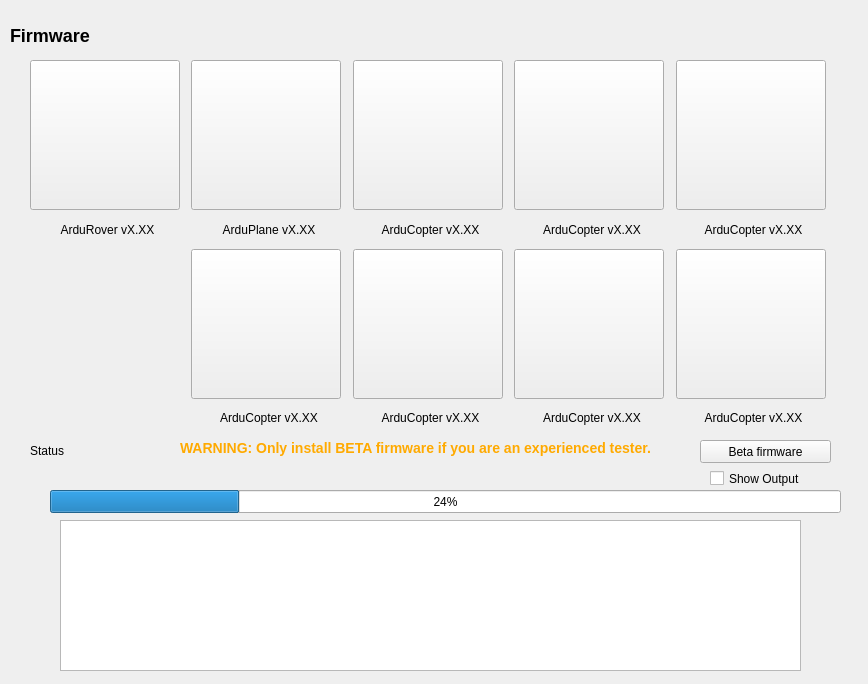
Above: src/ui/configuration/ApmFirmwareConfig.ui from mavlink/qgroundcontrol before the change. Below: the same form after it.
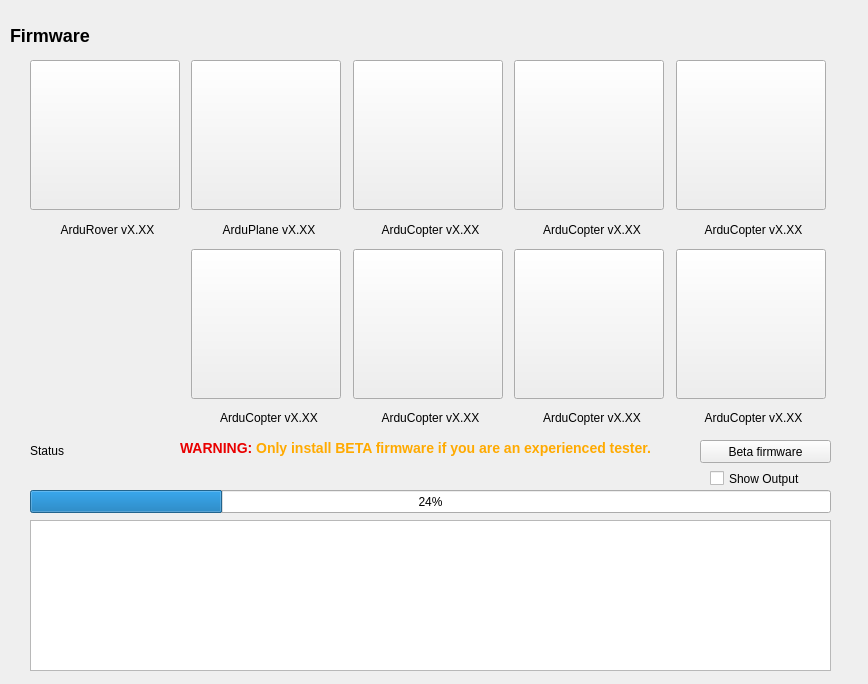
That is the form after the change. Icons and pictures are not drawn.

Commit message: Fixes component alignments and small improvements to Firmware View

The edit to the form file:
```diff
--- a/src/ui/configuration/ApmFirmwareConfig.ui
+++ b/src/ui/configuration/ApmFirmwareConfig.ui
@@ -447,9 +447,9 @@
   <widget class="QProgressBar" name="progressBar">
    <property name="geometry">
     <rect>
-     <x>50</x>
+     <x>30</x>
      <y>490</y>
-     <width>791</width>
+     <width>801</width>
      <height>23</height>
     </rect>
    </property>
@@ -460,9 +460,9 @@
   <widget class="QTextBrowser" name="textBrowser">
    <property name="geometry">
     <rect>
-     <x>60</x>
+     <x>30</x>
      <y>520</y>
-     <width>741</width>
+     <width>801</width>
      <height>151</height>
     </rect>
    </property>
@@ -503,7 +503,7 @@
     </rect>
    </property>
    <property name="text">
-    <string>&lt;h3&gt;&lt;font color=#FFAA00&gt;WARNING: Only install BETA firmware if you are an experienced tester.&lt;/font&gt;&lt;/h3&gt;</string>
+    <string>&lt;html&gt;&lt;head/&gt;&lt;body&gt;&lt;p&gt;&lt;span style=&quot; font-size:large; font-weight:600; color:#e90000;&quot;&gt;WARNING:&lt;/span&gt;&lt;span style=&quot; font-size:large; font-weight:600; color:#ffaa00;&quot;&gt; Only install BETA firmware if you are an experienced tester.&lt;/span&gt;&lt;/p&gt;&lt;/body&gt;&lt;/html&gt;</string>
    </property>
   </widget>
  </widget>
```
The commit also changes 1 other file.
